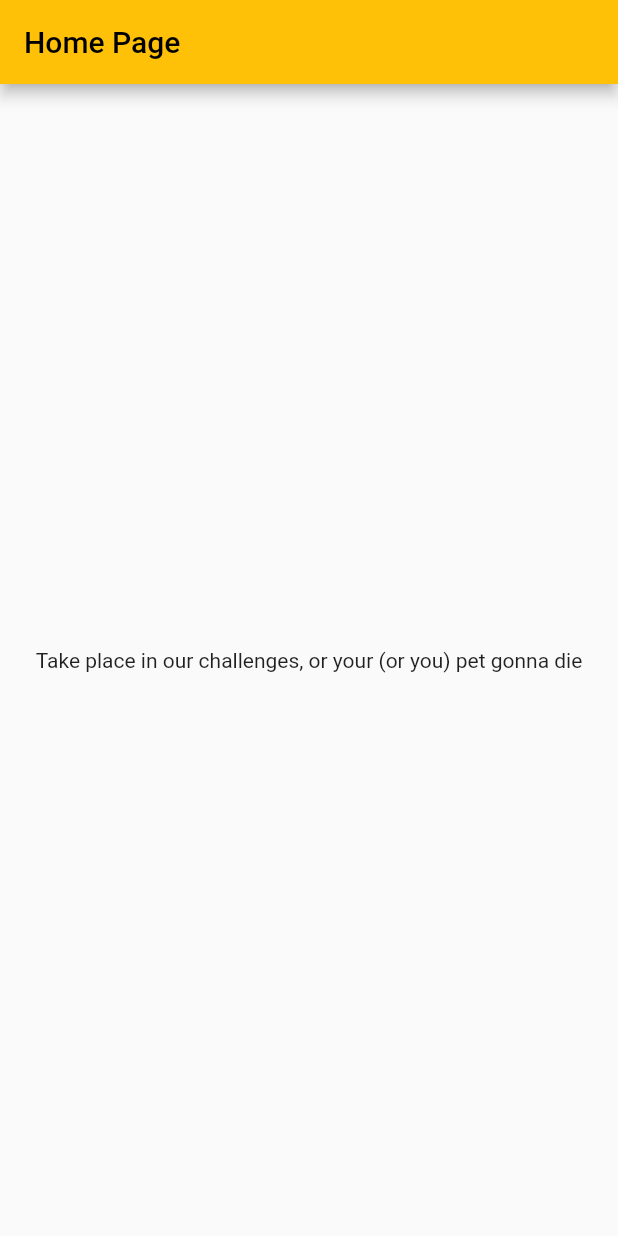
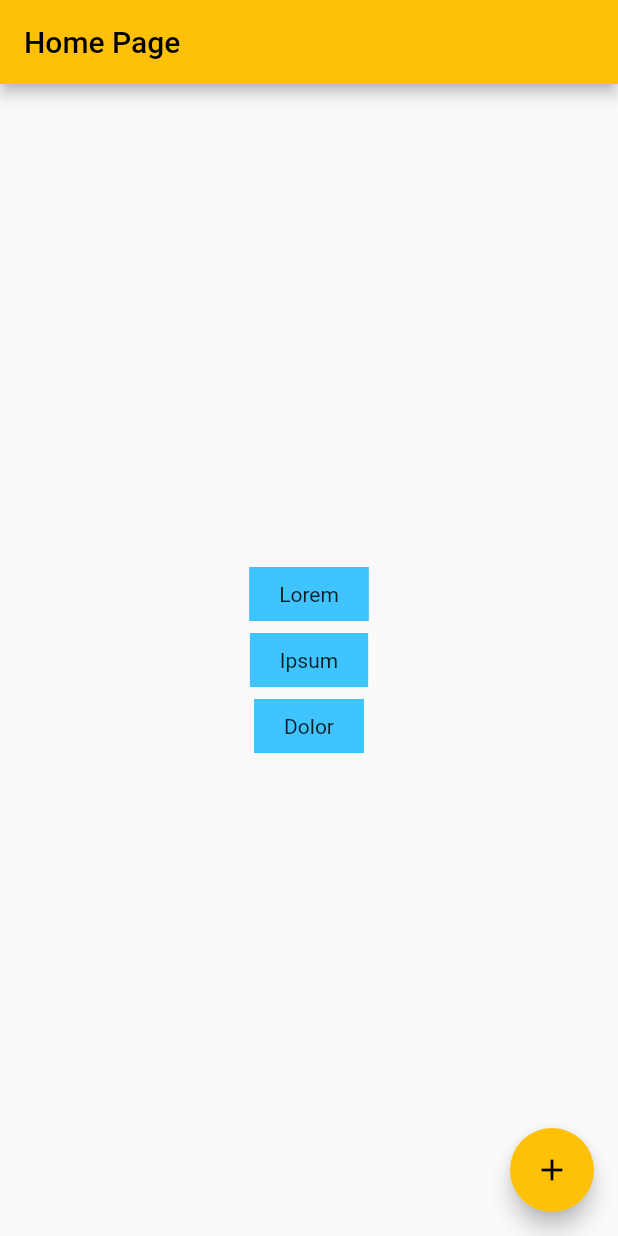
Before and after one commit to Kamilnaja/healthy-lines, a Flutter app: the screen it shows after launch, on a phone screen of 412 x 824 dp. Run offline on Flutter 3.47's test engine with Material 2 defaults, Android fonts, the phone set to English and light mode, and no system bars.

Commit message:
Adding new package

```diff
--- a/lib/main.dart
+++ b/lib/main.dart
@@ -10,7 +10,7 @@
     return MaterialApp(
       title: 'First App',
       theme: ThemeData(primarySwatch: Colors.amber),
-      home: MyHomePage(title: 'MyHomePage'),
+      home: const MyHomePage(title: 'MyHomePage'),
     );
   }
 }
@@ -25,9 +25,35 @@
         appBar: AppBar(
           title: const Text('Home Page'),
         ),
-        body: const Center(
-          child: Text(
-              'Take place in our challenges, or your (or you) pet gonna die'),
-        ));
+        body: Center(
+            child: Column(
+                mainAxisAlignment: MainAxisAlignment.center,
+                children: const [
+              BoxCustomComponent(name: "Lorem"),
+              SizedBox(height: 8.0),
+              BoxCustomComponent(name: "Ipsum"),
+              SizedBox(height: 8.0),
+              BoxCustomComponent(name: "Dolor")
+            ])),
+        floatingActionButton: FloatingActionButton(
+            onPressed: () => print('hello world'),
+            tooltip: 'Increment Counter',
+            child: const Icon(Icons.add)));
   }
 }
+
+class BoxCustomComponent extends StatelessWidget {
+  final String name;
+
+  const BoxCustomComponent({Key? key, required this.name}) : super(key: key);
+
+  @override
+  Widget build(BuildContext context) {
+    return DecoratedBox(
+      decoration: const BoxDecoration(color: Colors.lightBlueAccent),
+      child: Padding(
+          padding: const EdgeInsets.fromLTRB(20, 10, 20, 10),
+          child: Text(name)),
+    );
+  }
+}
--- a/pubspec.yaml
+++ b/pubspec.yaml
@@ -34,6 +34,7 @@ dependencies:
   # The following adds the Cupertino Icons font to your application.
   # Use with the CupertinoIcons class for iOS style icons.
   cupertino_icons: ^1.0.2
+  english_words: ^4.0.0
 
 dev_dependencies:
   flutter_test:
```
Also changed, not shown: pubspec.lock.
